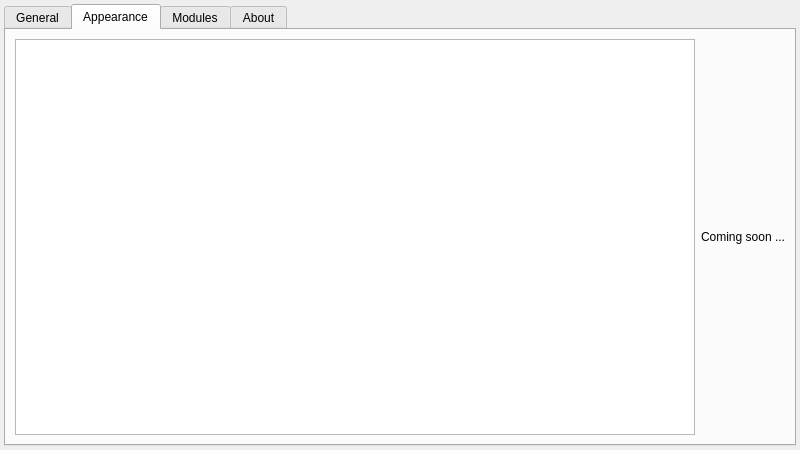
albertlauncher/albert, file src/ui/settingsdialog/settingsdialog.ui: the form before one commit.
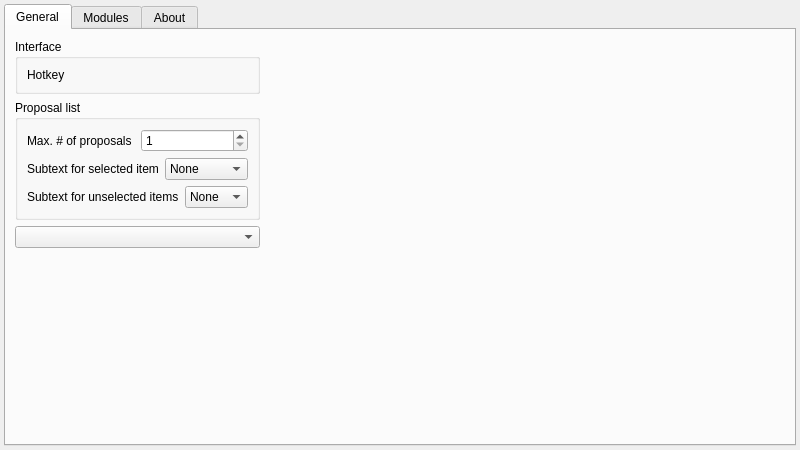
The form after the commit. The open tabs and pages were chosen to show the change. Icons and pictures are not drawn.

Commit message: Make themes saved by basename. Replace tab by combobox

What changed in the file:
```diff
--- a/src/ui/settingsdialog/settingsdialog.ui
+++ b/src/ui/settingsdialog/settingsdialog.ui
@@ -156,6 +156,9 @@
            </layout>
           </widget>
          </item>
+         <item>
+          <widget class="QComboBox" name="cb_themes"/>
+         </item>
          <item>
           <spacer name="verticalSpacer">
            <property name="orientation">
@@ -186,26 +189,6 @@
        </item>
       </layout>
      </widget>
-     <widget class="QWidget" name="tabAppearance">
-      <attribute name="title">
-       <string>Appearance</string>
-      </attribute>
-      <layout class="QHBoxLayout" name="horizontalLayout_3">
-       <item>
-        <widget class="QListWidget" name="listWidget_skins"/>
-       </item>
-       <item>
-        <widget class="QLabel" name="label_skins">
-         <property name="text">
-          <string>Coming soon ...</string>
-         </property>
-         <property name="alignment">
-          <set>Qt::AlignCenter</set>
-         </property>
-        </widget>
-       </item>
-      </layout>
-     </widget>
      <widget class="QWidget" name="tabModules">
       <attribute name="title">
        <string>Modules</string>
```
Left out of the diff: 4 changed lines with no effect on the pictures. The commit also changes 3 other files.
